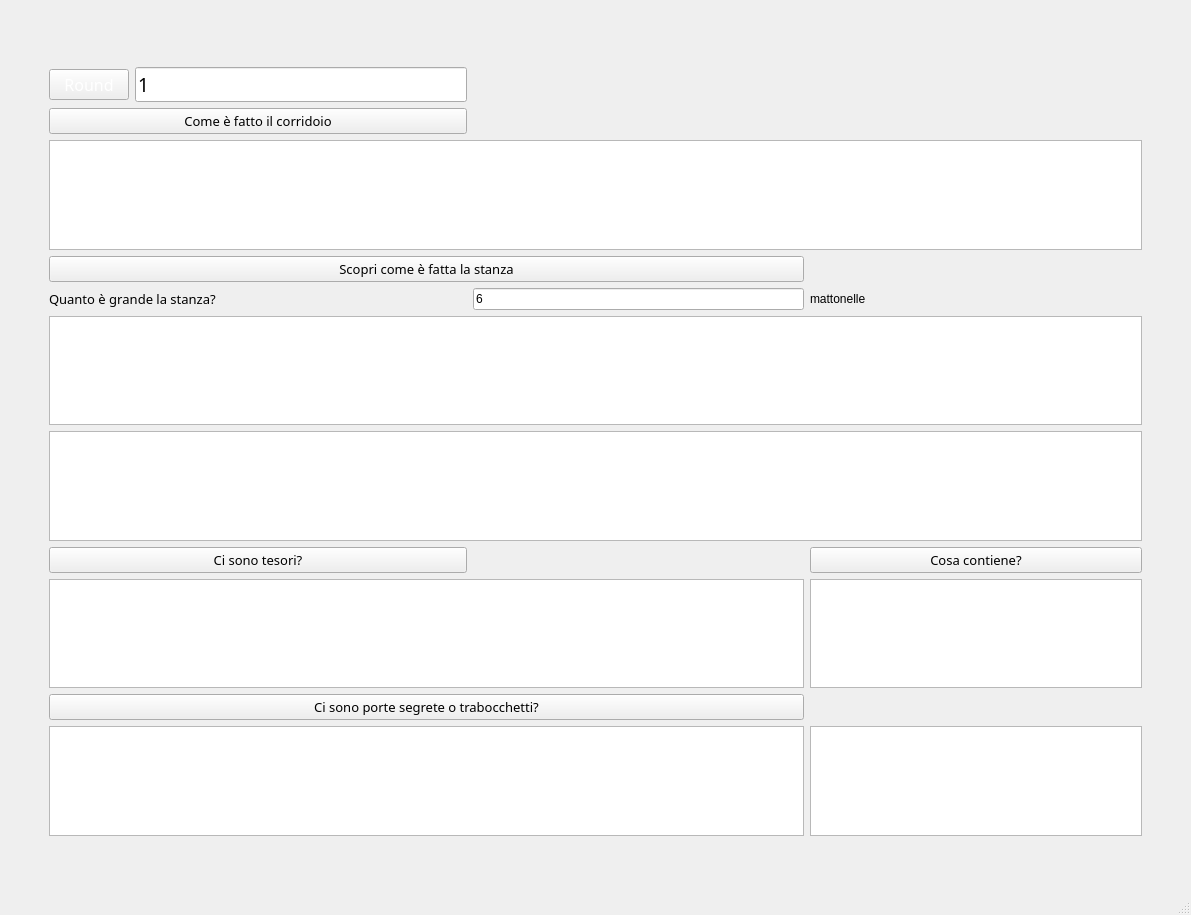
Qt form heroquest_legends.ui (pyarchinit/heroquest_legends) before a commit.
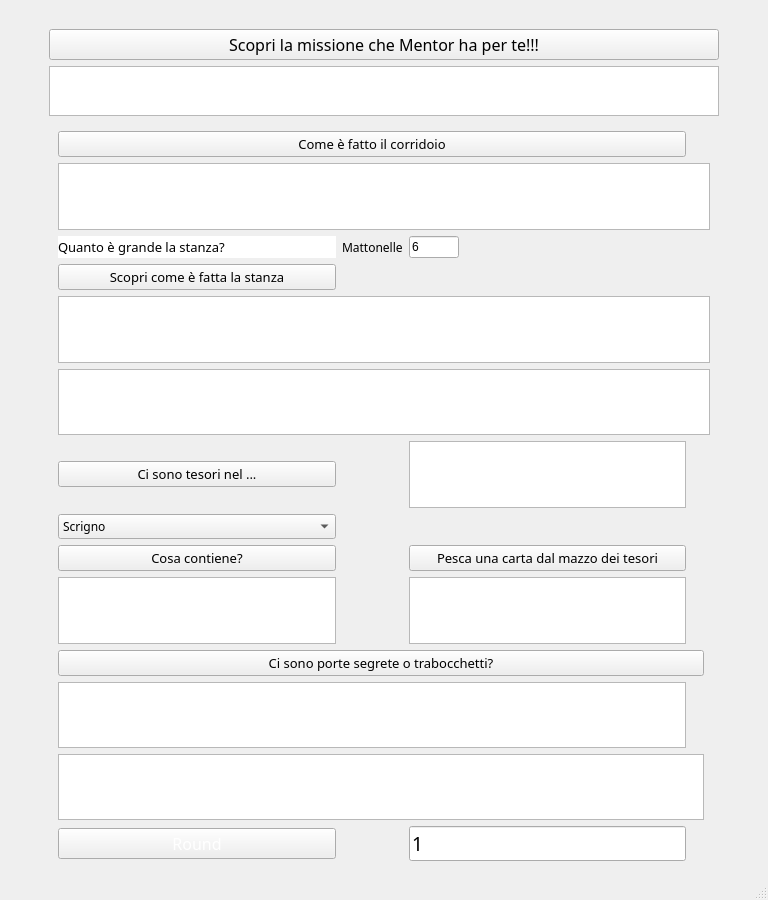
The same form after that commit. Icons and pictures are not drawn.

Commit message: Added treasure system and adventures system.

Patch:
```diff
--- a/heroquest_legends.ui
+++ b/heroquest_legends.ui
@@ -6,14 +6,26 @@
    <rect>
     <x>0</x>
     <y>0</y>
-    <width>1191</width>
-    <height>915</height>
+    <width>768</width>
+    <height>900</height>
    </rect>
   </property>
+  <property name="sizePolicy">
+   <sizepolicy hsizetype="Preferred" vsizetype="Fixed">
+    <horstretch>0</horstretch>
+    <verstretch>90</verstretch>
+   </sizepolicy>
+  </property>
+  <property name="minimumSize">
+   <size>
+    <width>0</width>
+    <height>900</height>
+   </size>
+  </property>
   <property name="maximumSize">
    <size>
     <width>1440</width>
-    <height>915</height>
+    <height>1149</height>
    </size>
   </property>
   <property name="windowTitle">
@@ -39,46 +51,38 @@
       <property name="sizeHint" stdset="0">
        <size>
         <width>20</width>
-        <height>58</height>
-       </size>
-      </property>
-     </spacer>
-    </item>
-    <item row="1" column="0">
-     <spacer name="horizontalSpacer">
-      <property name="orientation">
-       <enum>Qt::Horizontal</enum>
-      </property>
-      <property name="sizeType">
-       <enum>QSizePolicy::Fixed</enum>
-      </property>
-      <property name="sizeHint" stdset="0">
-       <size>
-        <width>40</width>
         <height>20</height>
        </size>
       </property>
      </spacer>
     </item>
     <item row="1" column="1">
+     <widget class="QPushButton" name="pushButton_the_mission">
+      <property name="font">
+       <font>
+        <family>Viner Hand ITC</family>
+        <pointsize>12</pointsize>
+       </font>
+      </property>
+      <property name="text">
+       <string>Scopri la missione che Mentor ha per te!!!</string>
+      </property>
+     </widget>
+    </item>
+    <item row="2" column="1">
+     <widget class="QTextEdit" name="textEdit_the_mission">
+      <property name="minimumSize">
+       <size>
+        <width>0</width>
+        <height>50</height>
+       </size>
+      </property>
+     </widget>
+    </item>
+    <item row="3" column="1">
+     <widget class="QWidget" name="" native="true">
      <layout class="QGridLayout" name="gridLayout">
-      <item row="0" column="0">
-       <widget class="QPushButton" name="pushButton_round">
-        <property name="font">
-         <font>
-          <family>Viner Hand ITC</family>
-          <pointsize>12</pointsize>
-         </font>
-        </property>
-        <property name="styleSheet">
-         <string notr="true">color: rgb(255, 255, 255);</string>
-        </property>
-        <property name="text">
-         <string>Round</string>
-        </property>
-       </widget>
-      </item>
-      <item row="0" column="1">
+       <item row="28" column="3">
        <widget class="QLineEdit" name="lineEdit_round">
         <property name="font">
          <font>
@@ -94,87 +98,154 @@
         </property>
        </widget>
       </item>
-      <item row="1" column="0" colspan="2">
-       <widget class="QPushButton" name="pushButton_aisles">
+       <item row="28" column="1">
+        <widget class="QPushButton" name="pushButton_round">
         <property name="font">
          <font>
           <family>Viner Hand ITC</family>
-          <pointsize>10</pointsize>
-          <weight>50</weight>
-          <bold>false</bold>
-         </font>
-        </property>
+           <pointsize>12</pointsize>
+          </font>
+         </property>
+         <property name="styleSheet">
+          <string notr="true">color: rgb(255, 255, 255);</string>
+         </property>
         <property name="text">
-         <string>Come è fatto il corridoio</string>
+          <string>Round</string>
         </property>
        </widget>
       </item>
-      <item row="2" column="0" colspan="4">
-       <widget class="QTextEdit" name="textEdit_aisles"/>
-      </item>
-      <item row="3" column="0" colspan="3">
-       <widget class="QPushButton" name="pushButton_rooms">
-        <property name="font">
-         <font>
-          <family>Viner Hand ITC</family>
-          <pointsize>10</pointsize>
-         </font>
-        </property>
-        <property name="text">
-         <string>Scopri come è fatta la stanza</string>
+       <item row="27" column="1" colspan="6">
+        <widget class="QTextEdit" name="textEdit_secret_doors">
+         <property name="sizePolicy">
+          <sizepolicy hsizetype="Expanding" vsizetype="Fixed">
+           <horstretch>0</horstretch>
+           <verstretch>0</verstretch>
+          </sizepolicy>
+         </property>
+         <property name="maximumSize">
+          <size>
+           <width>16777215</width>
+           <height>150</height>
+          </size>
         </property>
        </widget>
       </item>
-      <item row="4" column="0" colspan="2">
-       <widget class="QLabel" name="label_room_1">
+       <item row="11" column="1">
+        <widget class="QPushButton" name="pushButton_treasures_finds">
         <property name="font">
          <font>
           <family>Viner Hand ITC</family>
           <pointsize>10</pointsize>
-          <weight>50</weight>
-          <bold>false</bold>
-          <kerning>false</kerning>
          </font>
         </property>
         <property name="text">
-         <string>Quanto è grande la stanza?</string>
+          <string>Ci sono tesori nel ...</string>
         </property>
        </widget>
       </item>
-      <item row="4" column="2">
+       <item row="3" column="3">
        <widget class="QLineEdit" name="lineEdit_room_dimension">
+         <property name="maximumSize">
+          <size>
+           <width>50</width>
+           <height>16777215</height>
+          </size>
+         </property>
         <property name="text">
          <string>6</string>
         </property>
        </widget>
       </item>
-      <item row="4" column="3">
+       <item row="12" column="1">
+        <widget class="QComboBox" name="comboBox">
+         <property name="font">
+          <font>
+           <family>Viner Hand ITC</family>
+           <pointsize>9</pointsize>
+          </font>
+         </property>
+         <item>
+          <property name="text">
+           <string>Scrigno</string>
+          </property>
+         </item>
+         <item>
+          <property name="text">
+           <string>Trono</string>
+          </property>
+         </item>
+         <item>
+          <property name="text">
+           <string>Armadio</string>
+          </property>
+         </item>
+         <item>
+          <property name="text">
+           <string>Libreria</string>
+          </property>
+         </item>
+         <item>
+          <property name="text">
+           <string>Caminetto</string>
+          </property>
+         </item>
+         <item>
+          <property name="text">
+           <string>Tavolo di tortura</string>
+          </property>
+         </item>
+         <item>
+          <property name="text">
+           <string>Tavolo dell'Alchimista</string>
+          </property>
+         </item>
+         <item>
+          <property name="text">
+           <string>Bancone del Mago</string>
+          </property>
+         </item>
+         <item>
+          <property name="text">
+           <string>Tomba</string>
+          </property>
+         </item>
+        </widget>
+       </item>
+       <item row="11" column="3">
+        <widget class="QTextEdit" name="textEdit_treasures_finder"/>
+       </item>
+       <item row="26" column="1" colspan="3">
+        <widget class="QTextEdit" name="textEdit_traps"/>
+       </item>
+       <item row="14" column="3">
+        <widget class="QTextEdit" name="textEdit_treasure_cards_description">
+         <property name="minimumSize">
+          <size>
+           <width>0</width>
+           <height>20</height>
+          </size>
+         </property>
+        </widget>
+       </item>
+       <item row="3" column="2">
        <widget class="QLabel" name="label_room_2">
-        <property name="text">
-         <string>mattonelle</string>
-        </property>
-       </widget>
-      </item>
-      <item row="5" column="0" colspan="4">
-       <widget class="QTextEdit" name="textEdit_room_description"/>
-      </item>
-      <item row="6" column="0" colspan="4">
-       <widget class="QTextEdit" name="textEdit_monsters"/>
-      </item>
-      <item row="7" column="0" colspan="2">
-       <widget class="QPushButton" name="pushButton_treasures_finds">
         <property name="font">
          <font>
           <family>Viner Hand ITC</family>
-          <pointsize>10</pointsize>
-         </font>
-        </property>
+          </font>
+         </property>
+         <property name="autoFillBackground">
+          <bool>true</bool>
+         </property>
+         <property name="styleSheet">
+          <string notr="true">color: rgb(0, 0, 0);</string>
+         </property>
         <property name="text">
-         <string>Ci sono tesori?</string>
+          <string>Mattonelle</string>
         </property>
        </widget>
       </item>
-      <item row="7" column="3">
+       <item row="13" column="1">
        <widget class="QPushButton" name="pushButton_treasures_description">
         <property name="font">
          <font>
@@ -187,13 +258,39 @@
         </property>
        </widget>
       </item>
-      <item row="8" column="0" colspan="3">
-       <widget class="QTextEdit" name="textEdit_treasures_finder"/>
-      </item>
-      <item row="8" column="3">
+       <item row="5" column="1">
+        <widget class="QPushButton" name="pushButton_rooms">
+         <property name="font">
+          <font>
+           <family>Viner Hand ITC</family>
+           <pointsize>10</pointsize>
+          </font>
+         </property>
+         <property name="text">
+          <string>Scopri come è fatta la stanza</string>
+         </property>
+        </widget>
+       </item>
+       <item row="7" column="1" colspan="7">
+        <widget class="QTextEdit" name="textEdit_room_description"/>
+       </item>
+       <item row="13" column="3">
+        <widget class="QPushButton" name="pushButton_treasure_card">
+         <property name="font">
+          <font>
+           <family>Viner Hand ITC</family>
+           <pointsize>10</pointsize>
+          </font>
+         </property>
+         <property name="text">
+          <string>Pesca una carta dal mazzo dei tesori</string>
+         </property>
+        </widget>
+       </item>
+       <item row="14" column="1">
        <widget class="QTextEdit" name="textEdit_treasures_description"/>
       </item>
-      <item row="9" column="0" colspan="3">
+       <item row="25" column="1" colspan="6">
        <widget class="QPushButton" name="pushButton_traps_and_secret_doors_finder">
         <property name="font">
          <font>
@@ -209,15 +306,61 @@
         </property>
        </widget>
       </item>
-      <item row="10" column="0" colspan="3">
-       <widget class="QTextEdit" name="textEdit_secret_doors"/>
-      </item>
-      <item row="10" column="3">
-       <widget class="QTextEdit" name="textEdit_traps"/>
-      </item>
-     </layout>
+       <item row="1" column="1" colspan="3">
+        <widget class="QPushButton" name="pushButton_aisles">
+         <property name="font">
+          <font>
+           <family>Viner Hand ITC</family>
+           <pointsize>10</pointsize>
+           <weight>50</weight>
+           <bold>false</bold>
+          </font>
+         </property>
+         <property name="text">
+          <string>Come è fatto il corridoio</string>
+         </property>
+        </widget>
+       </item>
+       <item row="8" column="1" colspan="7">
+        <widget class="QTextEdit" name="textEdit_monsters"/>
+       </item>
+       <item row="2" column="1" colspan="7">
+        <widget class="QTextEdit" name="textEdit_aisles"/>
+       </item>
+       <item row="3" column="1">
+        <widget class="QLabel" name="label_room_1">
+         <property name="font">
+          <font>
+           <family>Viner Hand ITC</family>
+           <pointsize>10</pointsize>
+           <weight>50</weight>
+           <bold>false</bold>
+           <underline>false</underline>
+           <strikeout>false</strikeout>
+           <kerning>false</kerning>
+          </font>
+         </property>
+         <property name="styleSheet">
+          <string notr="true">background-color: rgb(255, 255, 255);</string>
+         </property>
+         <property name="frameShadow">
+          <enum>QFrame::Raised</enum>
+         </property>
+         <property name="lineWidth">
+          <number>53</number>
+         </property>
+         <property name="text">
+          <string>Quanto è grande la stanza?</string>
+         </property>
+         <property name="wordWrap">
+          <bool>true</bool>
+         </property>
+        </widget>
+       </item>
+      </layout>
+     </widget>
     </item>
-    <item row="1" column="2">
+    <item row="3" column="2">
      <spacer name="horizontalSpacer_2">
       <property name="orientation">
        <enum>Qt::Horizontal</enum>
@@ -233,18 +376,18 @@
       </property>
      </spacer>
     </item>
-    <item row="2" column="1">
-     <spacer name="verticalSpacer_2">
+    <item row="3" column="0">
+     <spacer name="horizontalSpacer">
       <property name="orientation">
-       <enum>Qt::Vertical</enum>
+       <enum>Qt::Horizontal</enum>
       </property>
       <property name="sizeType">
        <enum>QSizePolicy::Fixed</enum>
       </property>
       <property name="sizeHint" stdset="0">
        <size>
-        <width>20</width>
-        <height>48</height>
+        <width>40</width>
+        <height>20</height>
        </size>
       </property>
      </spacer>
```
Left out of the diff: 2 changed lines with no effect on the pictures. Lines whose indentation alone changed are shown as unchanged. The commit also changes 3 other files.
